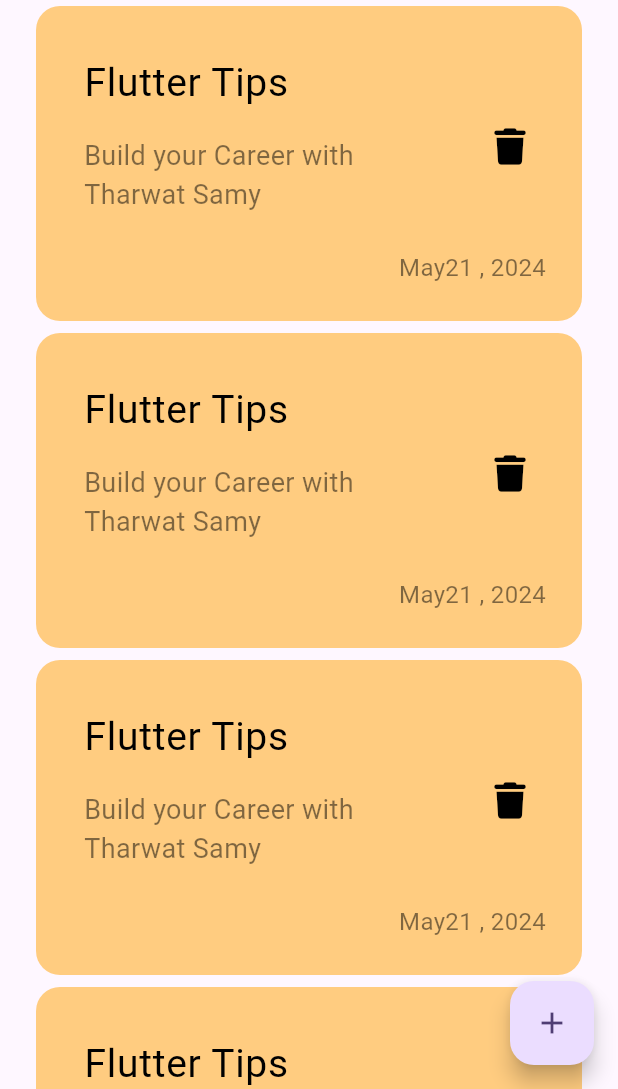
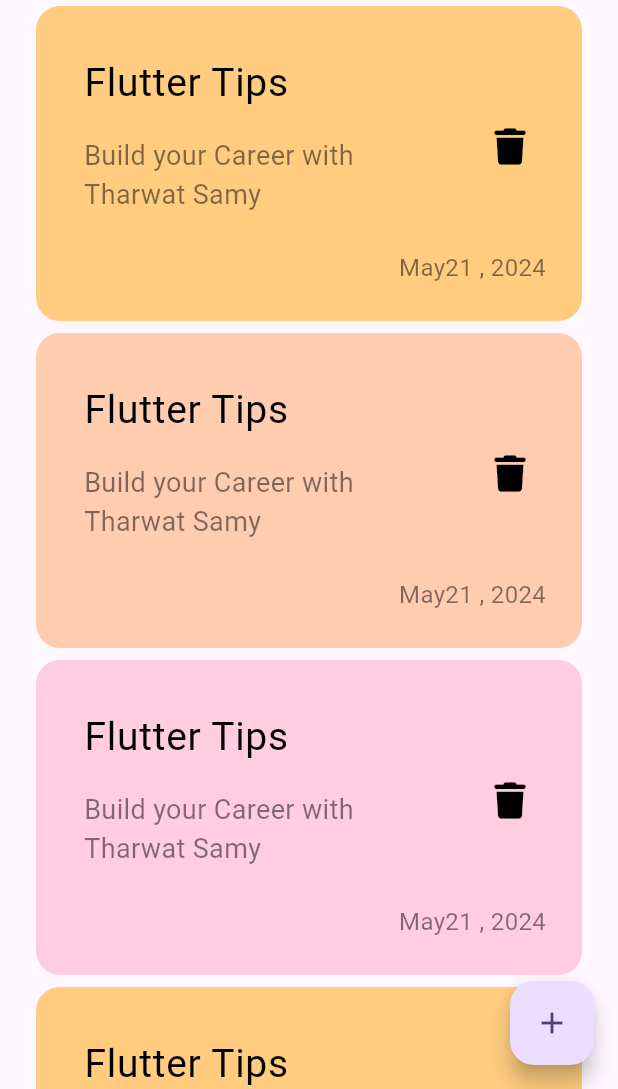
Before and after one commit to basmalahesham/notes_app, a Flutter app: the NotesView screen opened directly, on a phone screen of 412 x 824 dp, the part 147-1236 px from its top. Run offline on Flutter 3.47's test engine with Material 3 defaults, Android fonts, the phone set to English and light mode, and no system bars; our stand-ins replace audioplayers, cloud_firestore, dio, firebase_auth, firebase_core, flutter_bloc and 2 more; accounts and stored records are empty.

Commit message:
create color list

```diff
--- a/lib/notes_app/views/notes_view.dart
+++ b/lib/notes_app/views/notes_view.dart
@@ -7,7 +7,10 @@ class NotesView extends StatelessWidget {
   @override
   Widget build(BuildContext context) {
     return Scaffold(
-      floatingActionButton: FloatingActionButton(onPressed: (){},child: const Icon(Icons.add),),
+      floatingActionButton: FloatingActionButton(
+        onPressed: () {},
+        child: const Icon(Icons.add),
+      ),
       body: const NotesViewBody(),
     );
   }
--- a/lib/notes_app/views/widgets/custom_notes_item.dart
+++ b/lib/notes_app/views/widgets/custom_notes_item.dart
@@ -2,15 +2,15 @@ import 'package:flutter/material.dart';
 import 'package:font_awesome_flutter/font_awesome_flutter.dart';
 
 class NoteItem extends StatelessWidget {
-  const NoteItem({super.key,});
+  const NoteItem({super.key,required this.color});
 
-  //final List<Color> color ;
+  final Color color ;
   @override
   Widget build(BuildContext context) {
     return Container(
       padding: const EdgeInsets.only(top: 24,bottom: 24,left: 16,),
       decoration: BoxDecoration(
-        color: const Color(0xffFFCC80),
+        color: color,
         borderRadius: BorderRadius.circular(16),
       ),
       child: Column(
--- a/lib/notes_app/views/widgets/notes_list_view.dart
+++ b/lib/notes_app/views/widgets/notes_list_view.dart
@@ -4,13 +4,13 @@ import 'custom_notes_item.dart';
 
 class NotesListView extends StatelessWidget {
   const NotesListView({super.key,});
-//final data = const [ Color(0xffFFCCb0),];
-  @override
+  final List<Color> colors = const[const Color(0xffFFCC80), Color(0xffFFCCb0),Color(0xffFFCCe0),Color(0xffFFCC80), Color(0xffFFCCb0),Color(0xffFFCCe0),];
   Widget build(BuildContext context) {
     return ListView.builder(
-      itemBuilder: (context, index) => const Padding(
+      itemCount: colors.length,
+      itemBuilder: (context, index) =>  Padding(
         padding: EdgeInsets.symmetric(vertical: 4.0),
-        child: NoteItem(),
+        child: NoteItem(color: colors[index],),
       ),
     );
   }
--- a/lib/notes_app/views/widgets/notes_view_body.dart
+++ b/lib/notes_app/views/widgets/notes_view_body.dart
@@ -17,7 +17,9 @@ class NotesViewBody extends StatelessWidget {
             height: 50,
           ),
           CustomAppBar(),
-          Expanded(child: NotesListView()),
+          Expanded(
+            child: NotesListView(),
+          ),
         ],
       ),
     );
```
